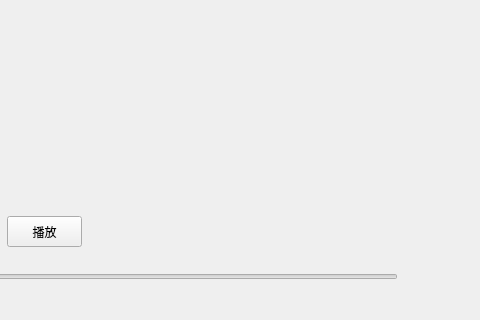
This is src/PlayerDemo/PlayerDemo.ui in sgzed/PlayerLM as Qt 5 draws it before an edit; both pictures show x 423 to 903 and y 304 to 624 of the 903 by 624 pixel window. The edited form follows.
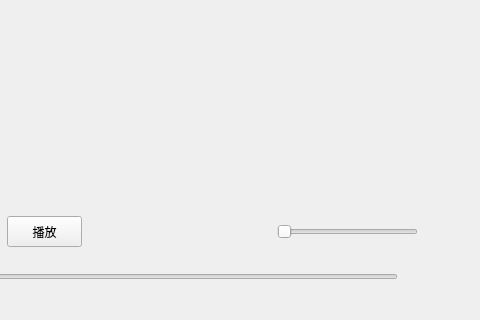
This is the edited form. Custom widgets are drawn as their Qt base class.

What changed in the file:
```diff
--- a/src/PlayerDemo/PlayerDemo.ui
+++ b/src/PlayerDemo/PlayerDemo.ui
@@ -13,7 +13,7 @@
   <property name="windowTitle">
    <string>PlayerDemo</string>
   </property>
-  <widget class="D3DVideoWidget" name="widget" native="true">
+  <widget class="QWidget" name="widget" native="true">
    <property name="geometry">
     <rect>
      <x>30</x>
@@ -65,16 +65,21 @@
     <string>播放</string>
    </property>
   </widget>
+  <widget class="QSlider" name="volume">
+   <property name="geometry">
+    <rect>
+     <x>700</x>
+     <y>520</y>
+     <width>141</width>
+     <height>31</height>
+    </rect>
+   </property>
+   <property name="orientation">
+    <enum>Qt::Horizontal</enum>
+   </property>
+  </widget>
  </widget>
  <layoutdefault spacing="6" margin="11"/>
- <customwidgets>
-  <customwidget>
-   <class>D3DVideoWidget</class>
-   <extends>QWidget</extends>
-   <header>D3DVideoWidget.h</header>
-   <container>1</container>
-  </customwidget>
- </customwidgets>
  <resources>
   <include location="PlayerDemo.qrc"/>
  </resources>
```
Left out of the diff: 17 changed lines with no effect on the pictures.
